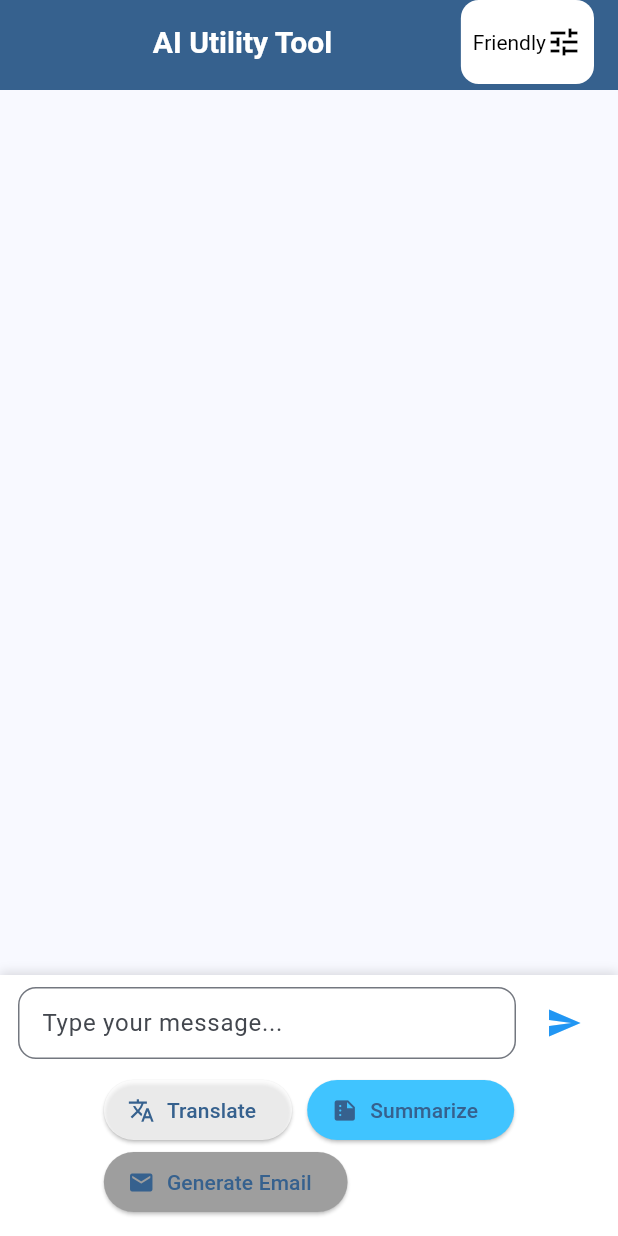
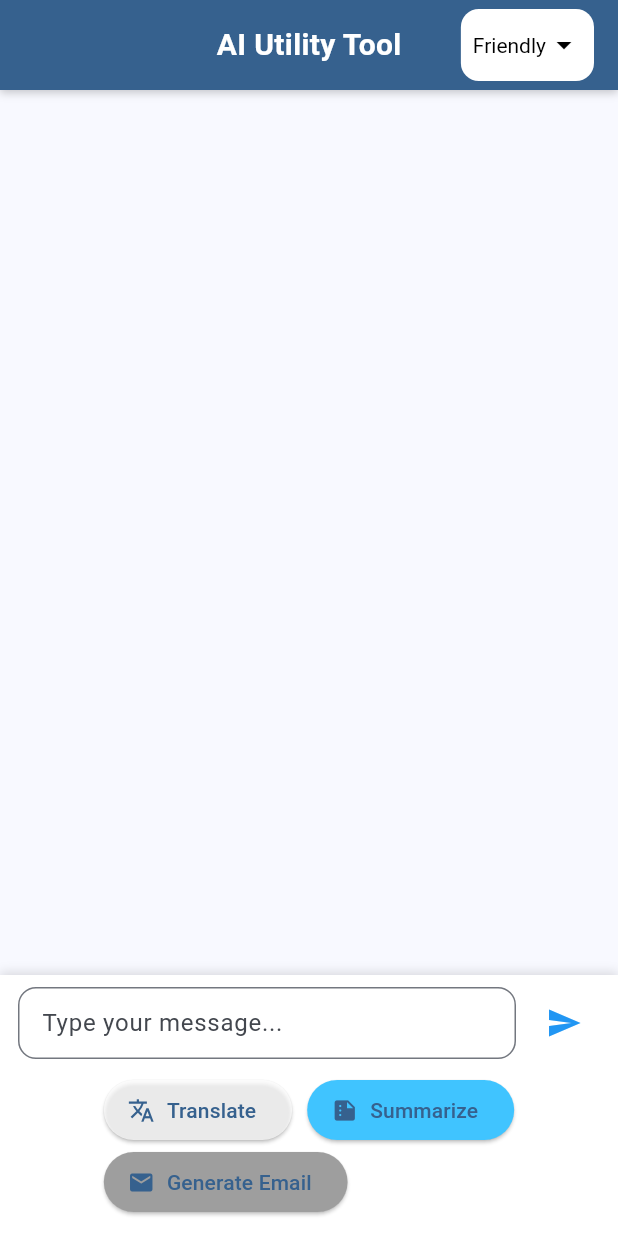
Before and after one commit to Aman-1199/ai_utility_app, a Flutter app: the screen it shows after launch, on a phone screen of 412 x 824 dp. Run offline on Flutter 3.47's test engine with Material 3 defaults, Android fonts, the phone set to English and light mode, and no system bars.

Commit message:
2nd commit

```diff
--- a/lib/screens/home_page.dart
+++ b/lib/screens/home_page.dart
@@ -85,32 +85,43 @@ class _HomePageState extends State<HomePage> {
     return Scaffold(
       appBar: PreferredSize(
         preferredSize: const Size.fromHeight(60),
-        child: AppBar(
-          backgroundColor: Theme.of(context).colorScheme.primary,
-          automaticallyImplyLeading: false,
-          title: Row(
-            mainAxisAlignment: MainAxisAlignment.spaceBetween,
+        child: Container(
+          padding: const EdgeInsets.symmetric(horizontal: 16),
+          decoration: BoxDecoration(
+            color: Theme.of(context).colorScheme.primary,
+            boxShadow: [
+              BoxShadow(
+                color: Colors.black.withOpacity(0.2),
+                blurRadius: 4,
+                offset: const Offset(0, 2),
+              ),
+            ],
+          ),
+          child: Stack(
+            alignment: Alignment.center,
             children: [
-              const Spacer(),
-              const Text(
+              const Center(
+                child: Text(
                   "AI Utility Tool",
                   style: TextStyle(
+                    fontSize: 20,
                     fontWeight: FontWeight.bold,
-                  fontSize: 20,
                     color: Colors.white,
                   ),
                 ),
-              const Spacer(),
-              Container(
-                padding: const EdgeInsets.symmetric(horizontal: 8, vertical: 4),
+              ),
+              Positioned(
+                right: 0,
+                child: Container(
+                  padding: const EdgeInsets.symmetric(horizontal: 8),
                   decoration: BoxDecoration(
                     color: Colors.white,
                     borderRadius: BorderRadius.circular(12),
                   ),
+                  child: DropdownButtonHideUnderline(
                     child: DropdownButton<String>(
                       value: selectedTone,
-                  underline: const SizedBox(),
-                  icon: const Icon(Icons.tune, color: Colors.black),
+                      icon: const Icon(Icons.arrow_drop_down, color: Colors.black),
                       dropdownColor: Colors.white,
                       style: const TextStyle(color: Colors.black),
                       items: ['Friendly', 'Formal', 'Casual'].map((String tone) {
@@ -126,6 +137,8 @@ class _HomePageState extends State<HomePage> {
                           });
                         }
                       },
+                    ),
+                  ),
                 ),
               ),
             ],
```
Lines whose indentation alone changed are shown as unchanged.
